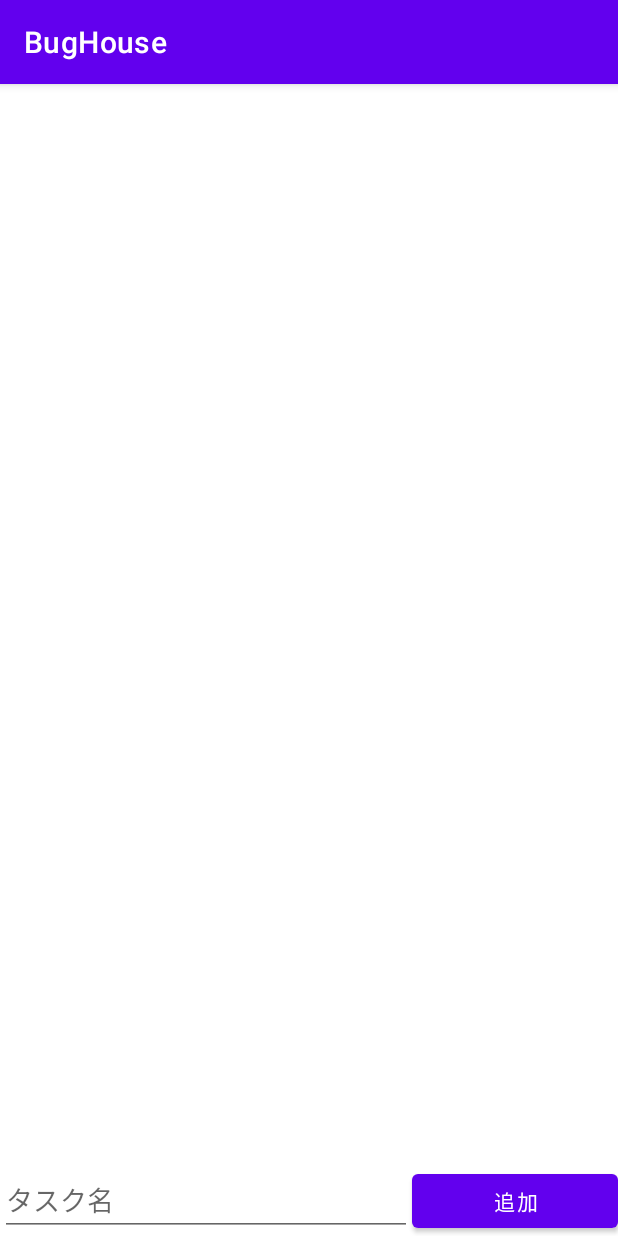
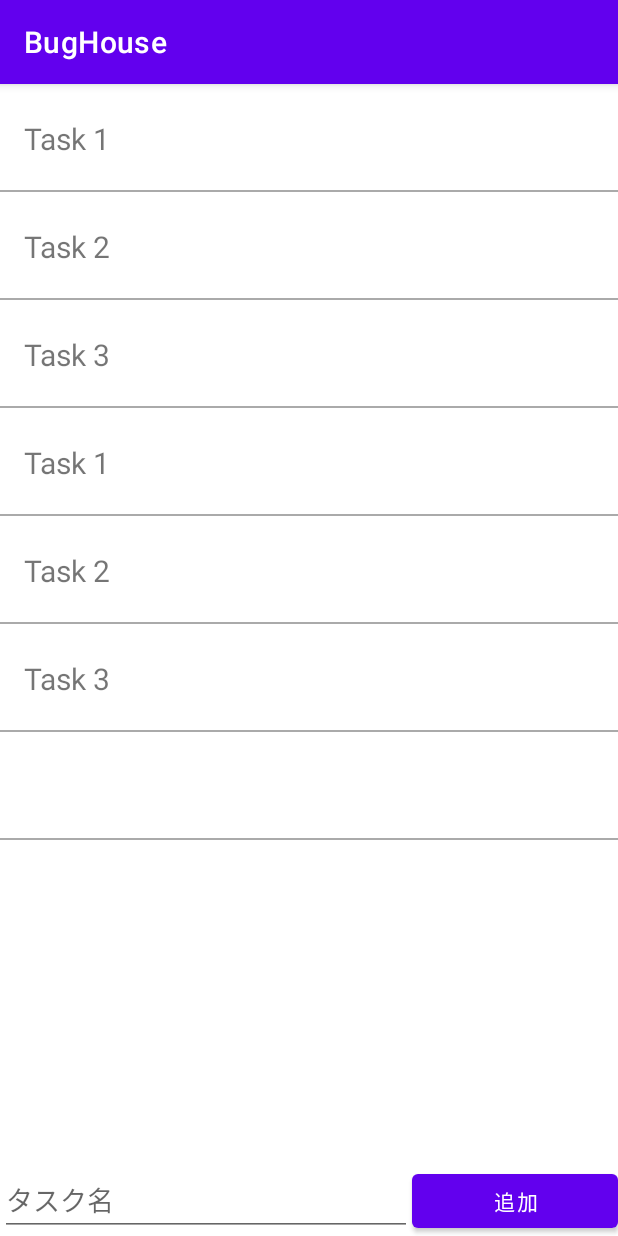
Before and after one commit to lit-android/bughouse-igaryo0506, an Android app: the ListActivity screen opened directly, with no data from a screen before it, after a tap on "追加", on a phone screen of 412 x 824 dp. Run offline under Robolectric (Android 15) with nearby library versions, the phone set to English and light mode, and no system bars.

Commit message:
changed list

```diff
--- a/app/src/main/AndroidManifest.xml
+++ b/app/src/main/AndroidManifest.xml
@@ -21,6 +21,7 @@
         <activity android:name=".load.LoadActivity"/>
         <activity android:name=".save.SaveActivity"/>
         <activity android:name=".list.ListActivity"/>
+        <activity android:name=".list.DetailActivity"/>
     </application>
 
 </manifest>
--- a/app/src/main/java/app/nickname/myoji/bughouse/list/DetailActivity.kt
+++ b/app/src/main/java/app/nickname/myoji/bughouse/list/DetailActivity.kt
@@ -12,9 +12,9 @@ class DetailActivity : AppCompatActivity() {
         setContentView(R.layout.activity_detail)
 
         val textView: TextView = findViewById(R.id.text_view)
-        val backButton: Button = findViewById(R.id.button)
+        val backButton: Button = findViewById(R.id.back_button)
 
-        val text = intent.getStringExtra("TODO_NAME")
+        val text = intent.getStringExtra("TASK_NAME")
         textView.text = text
 
         backButton.setOnClickListener {
--- a/app/src/main/java/app/nickname/myoji/bughouse/list/ListActivity.kt
+++ b/app/src/main/java/app/nickname/myoji/bughouse/list/ListActivity.kt
@@ -29,14 +29,15 @@ class ListActivity : AppCompatActivity() {
             override fun onItemClick(position: Int) {
                 val intent = Intent(this@ListActivity, DetailActivity::class.java)
                 intent.putExtra("TASK_NAME", taskList[position].name)
+                startActivity(intent)
             }
         })
 
         recyclerView.layoutManager = LinearLayoutManager(this)
+        recyclerView.adapter = adapter
         adapter.addAll(taskList)
 
         addButton.setOnClickListener {
-            Log.d("xxx","ok")
             val name = editText.text.toString()
             taskList.add(Task(name))
             adapter.addAll(taskList)
--- a/app/src/main/java/app/nickname/myoji/bughouse/list/TaskAdapter.kt
+++ b/app/src/main/java/app/nickname/myoji/bughouse/list/TaskAdapter.kt
@@ -1,6 +1,7 @@
 package app.nickname.myoji.bughouse.list
 
 import android.content.Context
+import android.util.Log
 import android.view.LayoutInflater
 import android.view.View
 import android.view.ViewGroup
@@ -25,11 +26,10 @@ class TaskAdapter(
 
     override fun onBindViewHolder(holder: ViewHolder, position: Int) {
         val item = items[position]
+        holder.nameTextView.text = item.name
         holder.container.setOnClickListener {
             itemClickListener.onItemClick(position)
         }
-        holder.nameTextView.text = item.name
-
     }
 
     fun addAll(items: List<Task>) {
```
